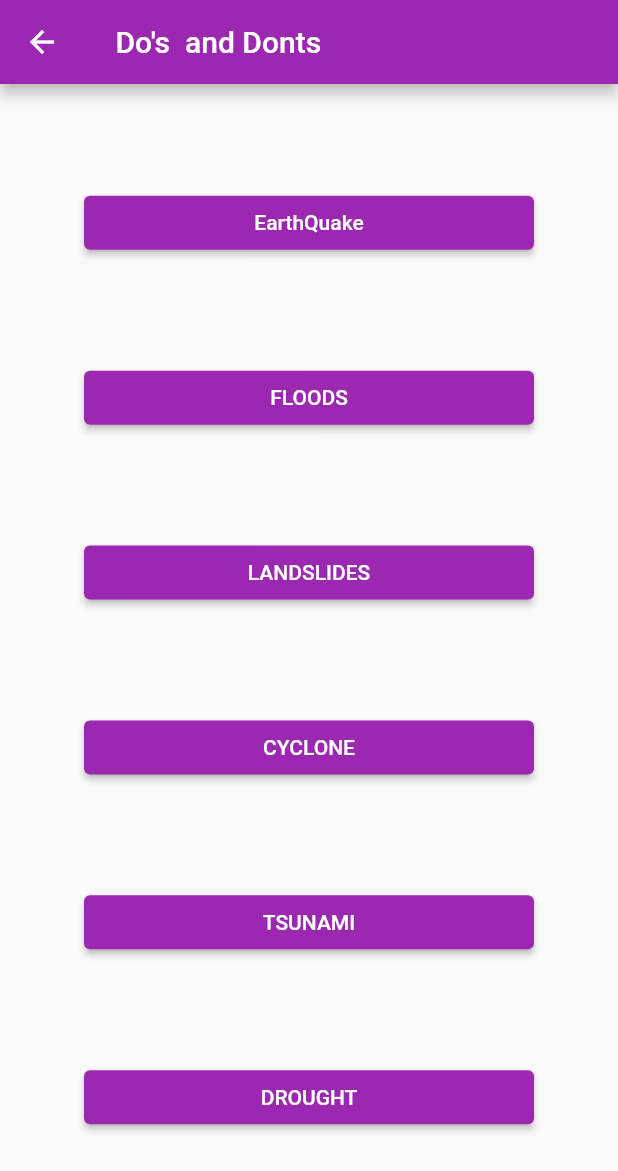
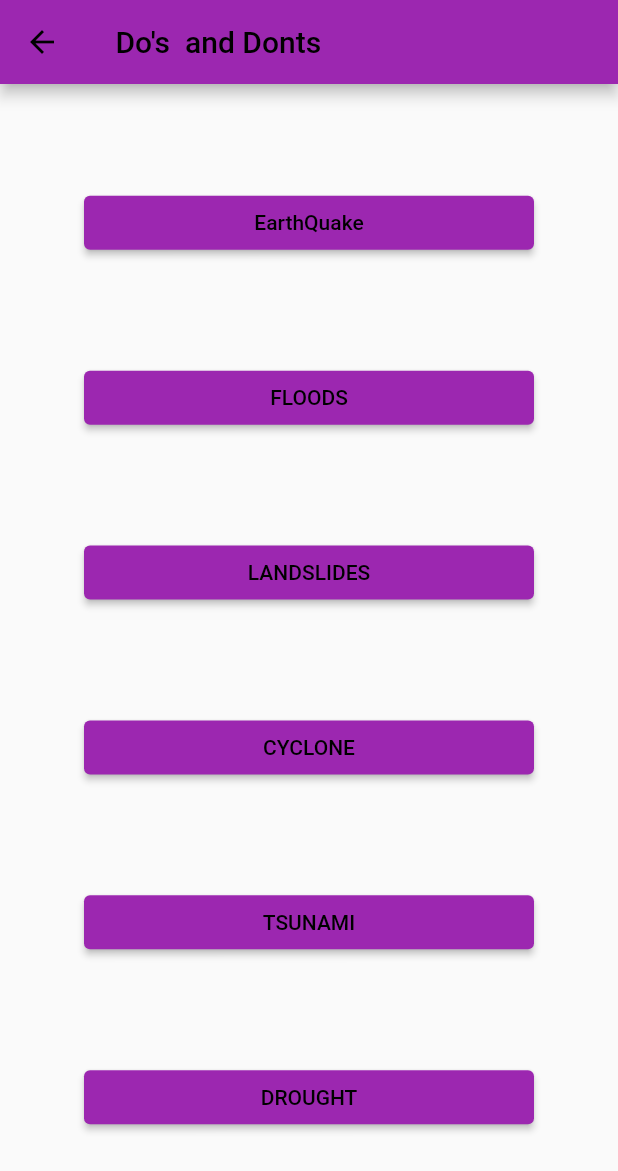
Before and after one commit to Rudalph/Flutter_pbl, a Flutter app: the DoandDontScreen screen opened directly, on a phone screen of 412 x 824 dp. Shown: the top 1171 px of the screen. Run offline on Flutter 3.47's test engine with Material 2 defaults, Android fonts, the phone set to English and light mode, and no system bars.

Commit message:
Added Text to EarthQuake Do and Dont

```diff
--- /dev/null
+++ b/lib/DoandDontScreen.dart
@@ -0,0 +1,131 @@
+// ignore_for_file: prefer_const_constructors
+
+import 'package:flutter/material.dart';
+
+class DoandDontScreen extends StatelessWidget {
+  const DoandDontScreen({super.key});
+
+  @override
+  Widget build(BuildContext context) {
+    return Scaffold(
+      appBar: AppBar(
+        title: const Text(' Do\'s  and Donts'),
+        backgroundColor: Colors.purple,
+        foregroundColor: Colors.black,
+      ),
+      body: Center(
+        child: Column(
+          mainAxisAlignment: MainAxisAlignment.spaceEvenly,
+          children: <Widget>[
+            Container(
+                width: 300,
+                child: ElevatedButton(
+                  onPressed: () {
+                    Navigator.of(context).push(
+                      MaterialPageRoute(builder: (context) => Earthquake()),
+                    );
+                  },
+                  child: Text("EarthQuake"),
+                  style: ButtonStyle(
+                      backgroundColor: MaterialStateProperty.all(Colors.purple),
+                      foregroundColor: MaterialStateProperty.all(Colors.black)),
+                )),
+            Container(
+                width: 300,
+                child: ElevatedButton(
+                  onPressed: () {},
+                  child: Text("FLOODS"),
+                  style: ButtonStyle(
+                      backgroundColor: MaterialStateProperty.all(Colors.purple),
+                      foregroundColor: MaterialStateProperty.all(Colors.black)),
+                )),
+            Container(
+                width: 300,
+                child: ElevatedButton(
+                  onPressed: () {},
+                  child: Text("LANDSLIDES"),
+                  style: ButtonStyle(
+                      backgroundColor: MaterialStateProperty.all(Colors.purple),
+                      foregroundColor: MaterialStateProperty.all(Colors.black)),
+                )),
+            Container(
+                width: 300,
+                child: ElevatedButton(
+                  onPressed: () {},
+                  child: Text("CYCLONE"),
+                  style: ButtonStyle(
+                      backgroundColor: MaterialStateProperty.all(Colors.purple),
+                      foregroundColor: MaterialStateProperty.all(Colors.black)),
+                )),
+            Container(
+                width: 300,
+                child: ElevatedButton(
+                  onPressed: () {},
+                  child: Text("TSUNAMI"),
+                  style: ButtonStyle(
+                      backgroundColor: MaterialStateProperty.all(Colors.purple),
+                      foregroundColor: MaterialStateProperty.all(Colors.black)),
+                )),
+            Container(
+                width: 300,
+                child: ElevatedButton(
+                  onPressed: () {},
+                  child: Text("DROUGHT"),
+                  style: ButtonStyle(
+                      backgroundColor: MaterialStateProperty.all(Colors.purple),
+                      foregroundColor: MaterialStateProperty.all(Colors.black)),
+                )),
+          ],
+        ),
+      ),
+    );
+  }
+}
+
+class Earthquake extends StatelessWidget {
+  const Earthquake({super.key});
+
+  @override
+  Widget build(BuildContext context) {
+    return Scaffold(
+      appBar: AppBar(
+        title: const Text(' Do\'s  and Donts'),
+        backgroundColor: Colors.purple,
+      ),
+      body: Column(
+        // ignore: prefer_const_literals_to_create_immutables
+        children: <Widget>[
+          // ignore: prefer_const_constructors
+          Center(
+              child: Text(
+            "Earthquake",
+            style: TextStyle(fontSize: 30, fontWeight: FontWeight.bold),
+          )),
+          Container(
+            child: Text(
+                "DO'S & DONT'S:- \n\n"
+                "battery-operated flashlight with extra"
+                "powered by batteries\n radio "
+                "handbook and first-aid kit "
+                "Water and dry goods for emergencies (packed and sealed) "
+                "a waterproof container with matches and candles a knife "
+                "Tablets or powdered water filters with chlorine "
+                "open a can ."
+                "necessary medications\n"
+                "Credit cards and cash\n"
+                "hefty cords and ropes \n"
+                "sturdy footwear",
+                style: TextStyle(fontSize: 25)),
+          ),
+          TextButton(
+              onPressed: () {
+                Navigator.of(context).pop(
+                  MaterialPageRoute(builder: (context) => Earthquake()),
+                );
+              },
+              child: Text("BACK"))
+        ],
+      ),
+    );
+  }
+}
--- a/lib/main.dart
+++ b/lib/main.dart
@@ -1,6 +1,7 @@
 // ignore_for_file: prefer_const_constructors, prefer_const_literals_to_create_immutables
 
 import 'package:flutter/material.dart';
+import 'DoandDontScreen.dart';
 
 void main() {
   runApp(const MyApp());
@@ -74,101 +75,3 @@ class HomeScreen extends StatelessWidget {
     );
   }
 }
-
-class DoandDontScreen extends StatelessWidget {
-  const DoandDontScreen({super.key});
-
-  @override
-  Widget build(BuildContext context) {
-    return Scaffold(
-      appBar: AppBar(
-        title: const Text(' Do\'s  and Donts'),
-        backgroundColor: Colors.purple,
-      ),
-      body: Center(
-        child: Column(
-          mainAxisAlignment: MainAxisAlignment.spaceEvenly,
-          children: <Widget>[
-            Container(
-                width: 300,
-                child: ElevatedButton(
-                  onPressed: () {},
-                  child: Text("EarthQuake"),
-                  style: ButtonStyle(
-                      backgroundColor:
-                          MaterialStateProperty.all(Colors.purple)),
-                )),
-            Container(
-                width: 300,
-                child: ElevatedButton(
-                  onPressed: () {},
-                  child: Text("FLOODS"),
-                  style: ButtonStyle(
-                      backgroundColor:
-                          MaterialStateProperty.all(Colors.purple)),
-                )),
-            Container(
-                width: 300,
-                child: ElevatedButton(
-                  onPressed: () {},
-                  child: Text("LANDSLIDES"),
-                  style: ButtonStyle(
-                      backgroundColor:
-                          MaterialStateProperty.all(Colors.purple)),
-                )),
-            Container(
-                width: 300,
-                child: ElevatedButton(
-                  onPressed: () {},
-                  child: Text("CYCLONE"),
-                  style: ButtonStyle(
-                      backgroundColor:
-                          MaterialStateProperty.all(Colors.purple)),
-                )),
-            Container(
-                width: 300,
-                child: ElevatedButton(
-                  onPressed: () {},
-                  child: Text("TSUNAMI"),
-                  style: ButtonStyle(
-                      backgroundColor:
-                          MaterialStateProperty.all(Colors.purple)),
-                )),
-            Container(
-                width: 300,
-                child: ElevatedButton(
-                  onPressed: () {},
-                  child: Text("DROUGHT"),
-                  style: ButtonStyle(
-                      backgroundColor:
-                          MaterialStateProperty.all(Colors.purple)),
-                )),
-          ],
-        ),
-      ),
-    );
-  }
-}
-
-class Earthquake extends StatelessWidget {
-  const Earthquake({super.key});
-
-  @override
-  Widget build(BuildContext context) {
-    return Scaffold(
-      appBar: AppBar(
-        title: const Text(' Do\'s  and Donts'),
-        backgroundColor: Colors.purple,
-      ),
-      body: Column(
-        children: <Widget>[
-          Center(
-              child: Text(
-            "Earthquake",
-            style: TextStyle(fontSize: 15, fontWeight: FontWeight.bold),
-          )),
-        ],
-      ),
-    );
-  }
-}
```
